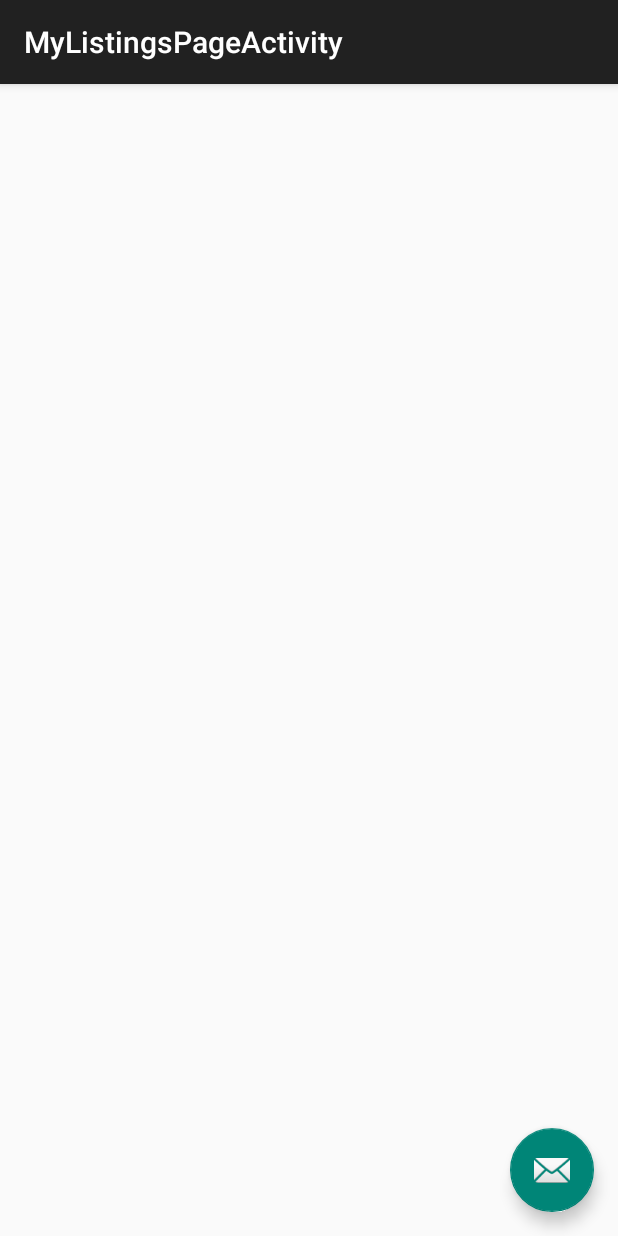
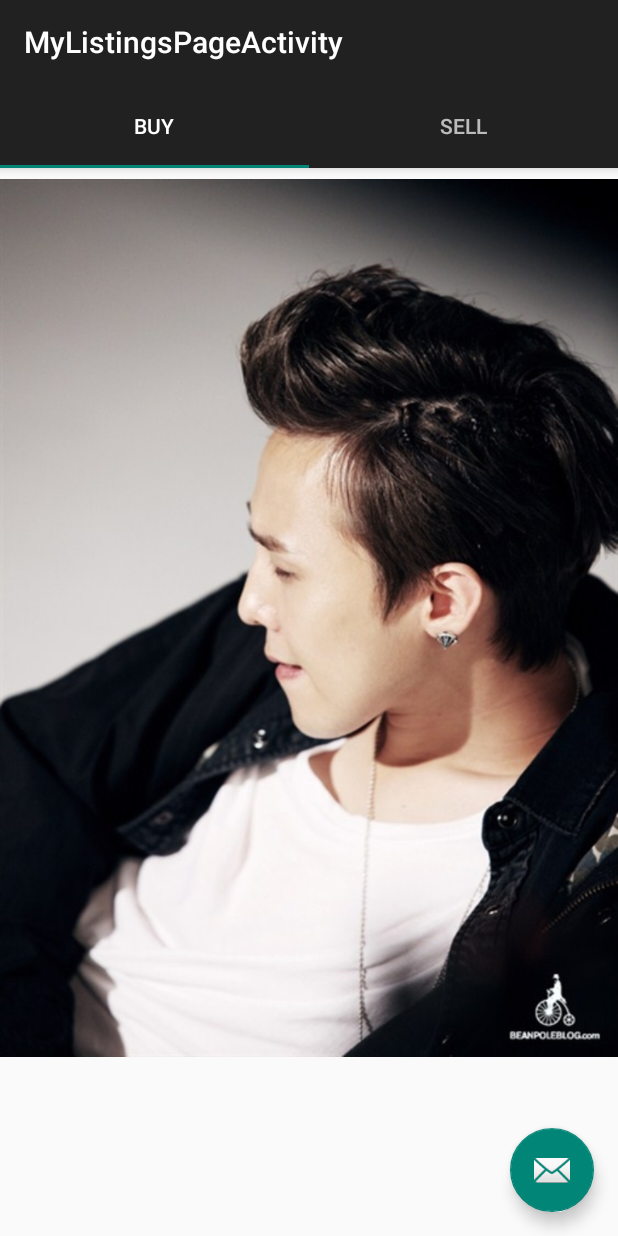
Before and after one commit to marcelaguiar/Free-And-For-Sale-3.0, an Android app: the MyListingsPageActivity screen opened directly, with no data from a screen before it, on a phone screen of 412 x 824 dp. Run offline under Robolectric (Android 15) with nearby library versions, the phone set to English and light mode, and no system bars; libraries missing offline, so code that uses them is left out: com.parse.

Commit message:
change my list

```diff
--- a/ParseStarterProject/build.gradle
+++ b/ParseStarterProject/build.gradle
@@ -33,11 +33,12 @@ android {
 dependencies {
 
 
+    compile 'com.android.support:design:22.2.1'
+    compile 'com.android.support:design:22.2.1'
     compile 'com.android.support:appcompat-v7:22.2.1'
     compile 'com.parse.bolts:bolts-android:1.2.1'
     compile 'com.parse:parse-android:1.10.3'
-    compile 'com.android.support:design:22.2.1'
-    compile 'com.android.support:design:22.2.1'
+    compile 'com.android.support:support-v4:22.2.1'
 }
 
 /* Uncomment if you enable ProGuard and you want to automatically upload symbols on build.
--- /dev/null
+++ b/ParseStarterProject/src/main/java/com/parse/starter/ContentMyListingsBuy.java
@@ -0,0 +1,26 @@
+package com.parse.starter;
+
+import android.app.Activity;
+import android.net.Uri;
+import android.os.Bundle;
+import android.support.v4.app.Fragment;
+import android.view.LayoutInflater;
+import android.view.View;
+import android.view.ViewGroup;
+import android.widget.ImageView;
+
+
+public class ContentMyListingsBuy extends Fragment {
+
+    @Override
+    public View onCreateView(LayoutInflater inflater, ViewGroup container,
+                             Bundle savedInstanceState) {
+        // Inflate the layout for this fragment
+//        return inflater.inflate(R.layout.fragment_content_my_listings_buy, container, false);
+        ImageView iv = new ImageView(getActivity());
+        iv.setImageResource(R.drawable.img1);
+
+        return iv;
+    }
+
+}
--- /dev/null
+++ b/ParseStarterProject/src/main/java/com/parse/starter/ContentMyListingsSell.java
@@ -0,0 +1,26 @@
+package com.parse.starter;
+
+import android.app.Activity;
+import android.net.Uri;
+import android.os.Bundle;
+import android.support.v4.app.Fragment;
+import android.view.LayoutInflater;
+import android.view.View;
+import android.view.ViewGroup;
+import android.widget.ImageView;
+
+
+public class ContentMyListingsSell extends Fragment {
+
+    @Override
+    public View onCreateView(LayoutInflater inflater, ViewGroup container,
+                             Bundle savedInstanceState) {
+        // Inflate the layout for this fragment
+//        return inflater.inflate(R.layout.fragment_content_my_listings_sell, container, false);
+
+        ImageView iv = new ImageView(getActivity());
+        iv.setImageResource(R.drawable.img2);
+
+        return iv;
+    }
+}
--- a/ParseStarterProject/src/main/java/com/parse/starter/MyListingsPageActivity.java
+++ b/ParseStarterProject/src/main/java/com/parse/starter/MyListingsPageActivity.java
@@ -1,13 +1,21 @@
 package com.parse.starter;
 
+import android.support.design.widget.TabLayout;
+import android.support.v4.view.ViewPager;
+import android.support.v7.app.ActionBar;
+import android.app.FragmentTransaction;
 import android.os.Bundle;
 import android.support.design.widget.FloatingActionButton;
 import android.support.design.widget.Snackbar;
+import android.support.v7.app.ActionBarActivity;
 import android.support.v7.app.AppCompatActivity;
 import android.support.v7.widget.Toolbar;
 import android.view.View;
+import android.widget.Toast;
 
-public class MyListingsPageActivity extends AppCompatActivity {
+public class MyListingsPageActivity extends AppCompatActivity implements TabLayout.OnTabSelectedListener {
+
+    ViewPager viewPager;
 
     @Override
     protected void onCreate(Bundle savedInstanceState) {
@@ -15,6 +23,7 @@ public class MyListingsPageActivity extends AppCompatActivity {
         setContentView(R.layout.activity_my_listings_page);
         Toolbar toolbar = (Toolbar) findViewById(R.id.toolbar);
         setSupportActionBar(toolbar);
+
 
         FloatingActionButton fab = (FloatingActionButton) findViewById(R.id.fab);
         fab.setOnClickListener(new View.OnClickListener() {
@@ -24,6 +33,39 @@ public class MyListingsPageActivity extends AppCompatActivity {
                         .setAction("Action", null).show();
             }
         });
+
+//        getSupportActionBar().setDisplayHomeAsUpEnabled(true);
+
+        // the tablayout
+        final TabLayout tabLayout = (TabLayout) findViewById(R.id.tabLayout);
+
+        // Set up the ViewPager with the sections adapter.
+        ViewPagerAdapter viewPagerAdapter = new ViewPagerAdapter(getSupportFragmentManager());
+        viewPager = (ViewPager) findViewById(R.id.viewPager);
+        viewPager.setAdapter(viewPagerAdapter);
+
+        for (int i = 0; i < viewPagerAdapter.getCount(); i++) {
+            tabLayout.addTab(tabLayout.newTab().setText(viewPagerAdapter.getPageTitle(i)));
+        }
+
+        tabLayout.setOnTabSelectedListener(this);
+        tabLayout.setupWithViewPager(viewPager);
+
     }
 
+    // listener for TabLayout's tabs
+    @Override
+    public void onTabSelected(TabLayout.Tab tab) {
+        viewPager.setCurrentItem(tab.getPosition());
+    }
+
+    @Override
+    public void onTabUnselected(TabLayout.Tab tab) {
+
+    }
+
+    @Override
+    public void onTabReselected(TabLayout.Tab tab) {
+
+    }
 }
--- /dev/null
+++ b/ParseStarterProject/src/main/java/com/parse/starter/ViewPagerAdapter.java
@@ -0,0 +1,47 @@
+package com.parse.starter;
+
+import android.support.v4.app.Fragment;
+import android.support.v4.app.FragmentManager;
+import android.support.v4.app.FragmentPagerAdapter;
+
+import java.util.Locale;
+
+/**
+ * Created by kelsiedong on 11/8/15.
+ */
+public class ViewPagerAdapter extends FragmentPagerAdapter {
+
+    public ViewPagerAdapter(FragmentManager fm) {
+        super(fm);
+    }
+
+    @Override
+    public int getCount() {
+        // Returns the number of tabs
+        return 2;
+    }
+
+    @Override
+    public Fragment getItem(int position) {
+        // Returns a new instance of the fragment
+        switch (position) {
+            case 0:
+                return new ContentMyListingsBuy();
+            case 1:
+                return new ContentMyListingsSell();
+        }
+        return null;
+    }
+
+    @Override
+    public CharSequence getPageTitle(int position) {
+        Locale l = Locale.getDefault();
+        switch (position) {
+            case 0:
+                return "Buy".toUpperCase(l);
+            case 1:
+                return "Sell".toUpperCase(l);
+        }
+        return null;
+    }
+}
--- a/ParseStarterProject/src/main/res/layout/activity_my_listings_page.xml
+++ b/ParseStarterProject/src/main/res/layout/activity_my_listings_page.xml
@@ -13,9 +13,19 @@
             android:layout_width="match_parent" android:layout_height="?attr/actionBarSize"
             android:background="?attr/colorPrimary" app:popupTheme="@style/AppTheme.PopupOverlay" />
 
+        <android.support.design.widget.TabLayout android:id="@+id/tabLayout"
+            android:layout_width="match_parent" android:layout_height="?attr/actionBarSize"
+            android:background="?attr/colorPrimary" app:popupTheme="@style/AppTheme.PopupOverlay" />
+
     </android.support.design.widget.AppBarLayout>
 
-    <include layout="@layout/content_my_listings_page" />
+    <!--<include layout="@layout/content_my_listings_page" />-->
+
+    <!--use viewpager instead-->
+    <android.support.v4.view.ViewPager
+        android:id="@+id/viewPager"
+        android:layout_width="match_parent"
+        android:layout_height="wrap_content" />
 
     <android.support.design.widget.FloatingActionButton android:id="@+id/fab"
         android:layout_width="wrap_content" android:layout_height="wrap_content"
--- a/ParseStarterProject/src/main/res/layout/content_my_listings_page.xml
+++ b/ParseStarterProject/src/main/res/layout/content_my_listings_page.xml
@@ -10,4 +10,5 @@
     tools:showIn="@layout/activity_my_listings_page"
     tools:context="com.parse.starter.MyListingsPageActivity">
 
+
 </RelativeLayout>
--- a/ParseStarterProject/src/main/res/values/strings.xml
+++ b/ParseStarterProject/src/main/res/values/strings.xml
@@ -18,4 +18,7 @@
     <string name="title_activity_buy_page">BuyPageActivity</string>
     <string name="title_activity_sell_page">SellPageActivity</string>
     <string name="title_activity_my_listings_page">MyListingsPageActivity</string>
+
+<!-- TODO: Remove or change this placeholder text -->
+    <string name="hello_blank_fragment">Hello blank fragment</string>
 </resources>
```
Also changed, not shown: ParseStarterProject/src/main/java/com/parse/starter/MainActivity.java (+29 -7 lines), ParseStarterProject/src/main/res/layout/fragment_content_my_listings_buy.xml (added, +9 -0 lines), ParseStarterProject/src/main/res/layout/fragment_content_my_listings_sell.xml (added, +9 -0 lines), ParseStarterProject/src/main/res/drawable/img1.jpg (added), ParseStarterProject/src/main/res/drawable/img2.jpg (added).
